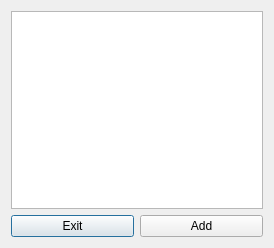
The window that typesshow.ui (Borwe/PlayListPlayer) describes before a commit, drawn with Qt 5.
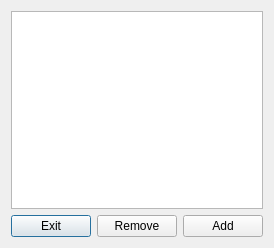
The same window after the commit.

Patch:
```diff
--- a/typesshow.ui
+++ b/typesshow.ui
@@ -13,8 +13,6 @@
   <property name="windowTitle">
    <string>Dialog</string>
   </property>
-  <layout class="QVBoxLayout" name="verticalLayout_2">
-   <item>
     <layout class="QVBoxLayout" name="verticalLayout">
      <item>
       <widget class="QListWidget" name="typesList"/>
@@ -23,19 +21,30 @@
       <layout class="QHBoxLayout" name="horizontalLayout">
        <item>
         <widget class="QPushButton" name="exit_view">
+       <property name="focusPolicy">
+        <enum>Qt::TabFocus</enum>
+       </property>
          <property name="text">
           <string>Exit</string>
          </property>
         </widget>
        </item>
+     <item>
+      <widget class="QPushButton" name="remove_type">
+       <property name="focusPolicy">
+        <enum>Qt::TabFocus</enum>
+       </property>
+       <property name="text">
+        <string>Remove</string>
+       </property>
+      </widget>
+     </item>
        <item>
         <widget class="QPushButton" name="add_type">
          <property name="text">
           <string>Add</string>
          </property>
         </widget>
-       </item>
-      </layout>
      </item>
     </layout>
    </item>
```
Lines whose indentation alone changed are shown as unchanged.
